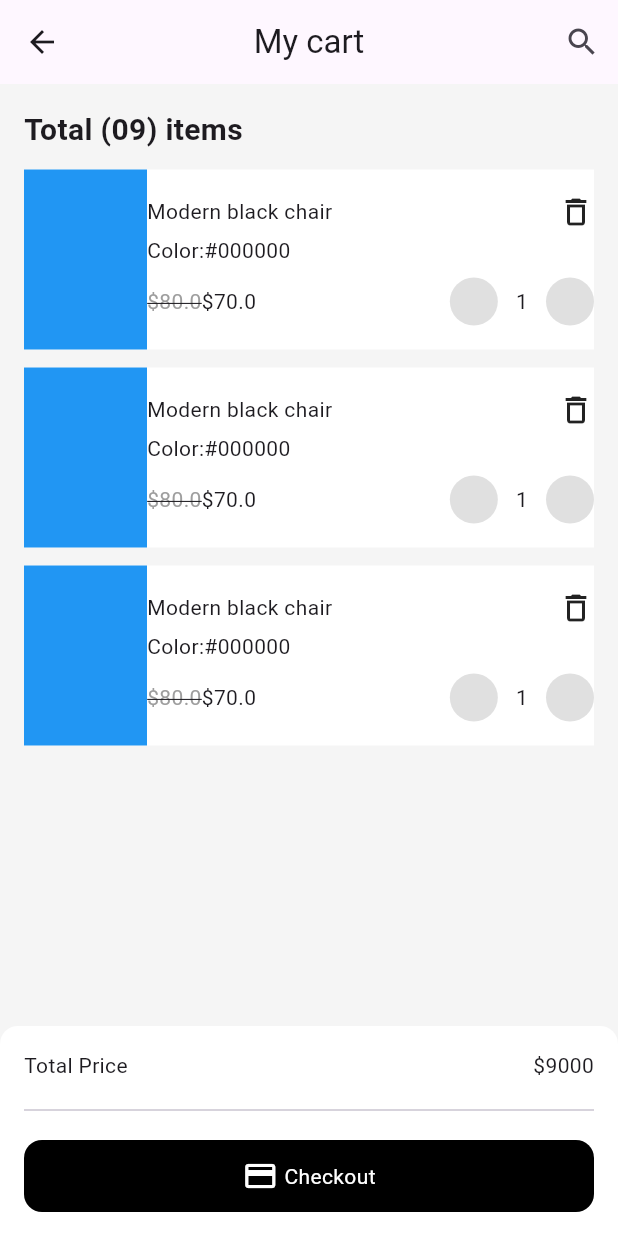
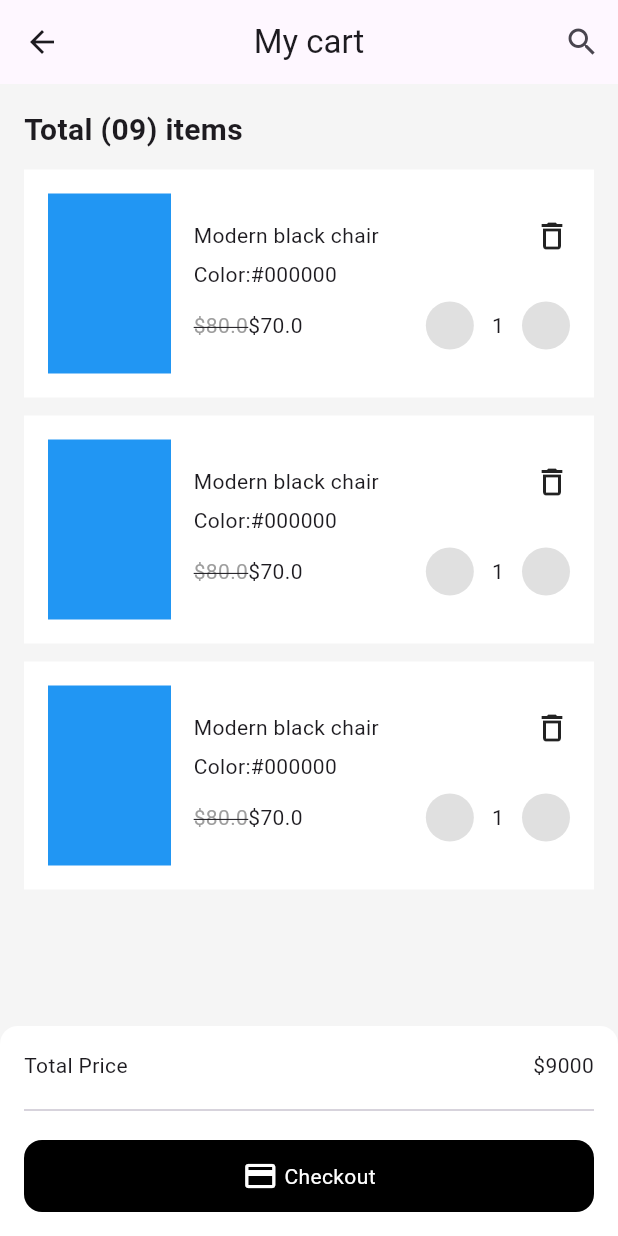
Before and after one commit to JAICHANGPARK/flutter_notebook_chapter_49, a Flutter app: the FurnitureCartPage screen opened directly, on a phone screen of 412 x 824 dp. Run offline on Flutter 3.47's test engine with Material 3 defaults, Android fonts, the phone set to English and light mode, and no system bars; our stand-ins replace dots_indicator, gap, google_fonts.

Commit message:
Update furniture_cart_page.dart

```diff
--- a/lib/ep2460_furniture_app/ui/furniture_cart_page.dart
+++ b/lib/ep2460_furniture_app/ui/furniture_cart_page.dart
@@ -40,7 +40,9 @@ class _FurnitureCartPageState extends State<FurnitureCartPage> {
                         return Container(
                           margin: EdgeInsets.only(bottom: 12),
                           decoration: BoxDecoration(color: Colors.white),
+                          padding: .all(16),
                           child: Row(
+                            spacing: 15,
                             children: [
                               Container(
                                 height: 120,
```
